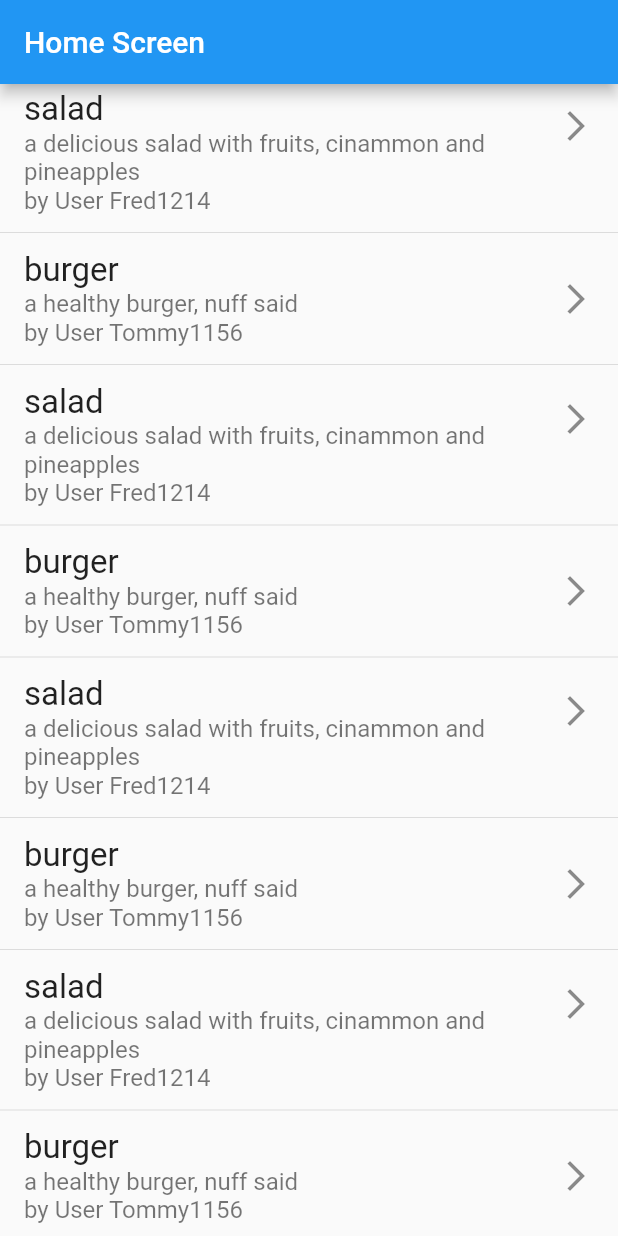
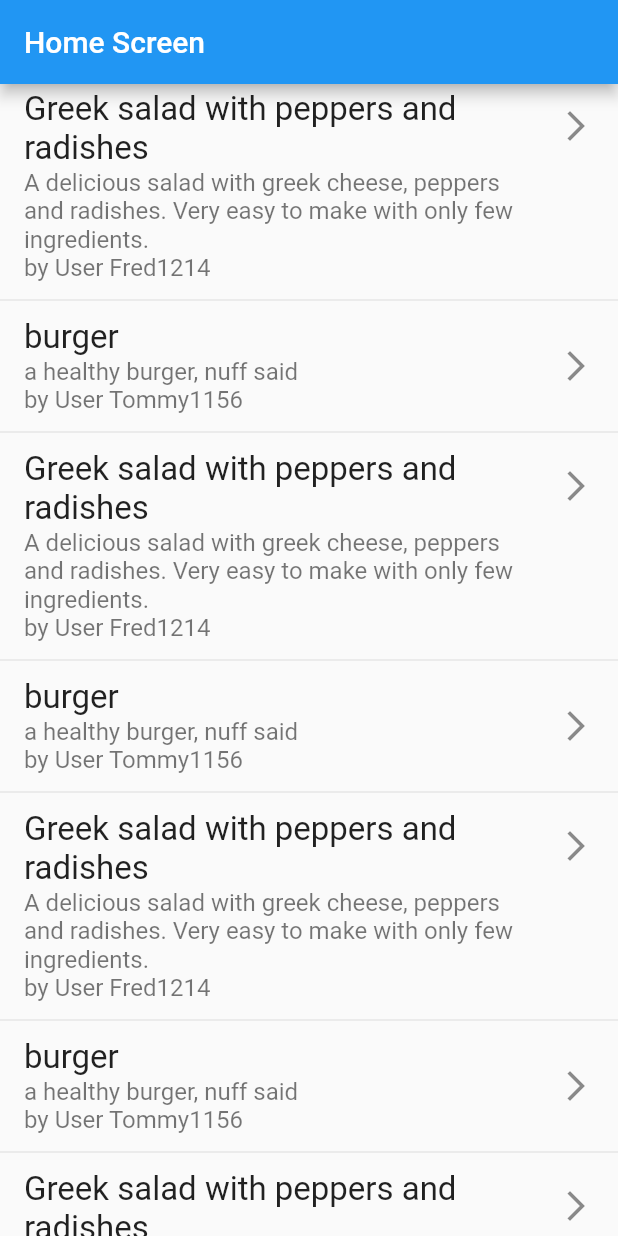
Before and after one commit to Fabian-Peter/mobile-app-dev, a Flutter app: the screen it shows after launch, on a phone screen of 412 x 824 dp. Run offline on Flutter 3.47's test engine with Material 2 defaults, Android fonts, the phone set to English and light mode, and no system bars; our stand-ins replace firebase_core, image_picker; missing offline and left inert: dart:ffi; accounts and stored records are empty.

```diff
--- a/DiaBeatThis/lib/classes/recipe.dart
+++ b/DiaBeatThis/lib/classes/recipe.dart
@@ -1,9 +1,11 @@
 import 'package:image_picker/image_picker.dart';
+
 class Recipe {
   Recipe(
       {required this.title,
       required this.ingredients,
       required this.description,
+      required this.directions,
       required this.tags,
       required this.nutrition,
       this.pictureUrl});
@@ -11,6 +13,7 @@ class Recipe {
   String title;
   List<String> ingredients;
   String description;
+  List<String> directions;
   List<String> tags;
   List<String> nutrition;
   XFile? pictureUrl;
--- a/DiaBeatThis/lib/data/dummy_data.dart
+++ b/DiaBeatThis/lib/data/dummy_data.dart
@@ -2,24 +2,61 @@ import '../classes/Post.dart';
 import '../classes/recipe.dart';
 import '../classes/user.dart';
 
-class DummyData{
+class DummyData {
+  Recipe recipe1 = Recipe(
+      title: 'Greek salad with peppers and radishes',
+      ingredients: [
+        '1 head of lettuce',
+        '50ml dressing of your choice (preferably low carb)',
+        '2 tomatoes',
+        '1 pepper',
+        '100g feta cheese',
+        '5 radishes'
+      ],
+      description:
+          'A delicious salad with greek cheese, peppers and radishes. Very easy to make with only few ingredients.',
+      directions: [
+        'Wash all vegetables with water.',
+        'Cut the lettuce head in half, hold and finely slice the wedges vertically for long strips of lettuce.',
+        'Dice both tomatoes.',
+        'Dice the pepper',
+        'Cut the radishes in fine slices.',
+        'Combine all vegetables in a big bowl.',
+        'Crumble the feta over the bowl',
+        'Add the dressing as well as salt & pepper',
+        'Mix all well together.'
+      ],
+      tags: ['vegetarian', 'gluten free'],
+      nutrition: ['10g proteins', '5g fat', '10g carbs']);
 
-  Recipe recipe1 = Recipe(title: 'salad', ingredients: ['lettuce', 'dressing'], description: 'a delicious salad with fruits, cinammon and pineapples', tags: ['healthy', 'yummi'], nutrition: ['proteins','carbs']);
-  Recipe recipe2 = Recipe(title: 'burger', ingredients: ['lettuce', 'meat','buns'], description: 'a healthy burger, nuff'' said', tags: ['delicious', 'yummi'], nutrition: ['proteins','carbs']);
+  Recipe recipe2 = Recipe(
+      title: 'burger',
+      ingredients: ['lettuce', 'meat', 'buns'],
+      description: 'a healthy burger, nuff' ' said',
+      directions: ['do this and that'],
+      tags: ['meat', 'yummi'],
+      nutrition: ['proteins', 'carbs']);
 
-  User user1 = User(username: 'Fred1214', name: 'Frederick', rights: true,  mailAddress: 'fred1214@gmail.com');
-  User user2 = User(username: 'Tommy1156', name: 'Thomas', rights: true, mailAddress: 'thomasMueller@outlook.com');
-
+  User user1 = User(
+      username: 'Fred1214',
+      name: 'Frederick',
+      rights: true,
+      mailAddress: 'fred1214@gmail.com');
+  User user2 = User(
+      username: 'Tommy1156',
+      name: 'Thomas',
+      rights: true,
+      mailAddress: 'thomasMueller@outlook.com');
 
   List<Post> get returnData {
-    Post post1 = Post(
-        recipe: recipe1, creator: user1, creationDate: DateTime.now());
-    Post post2 = Post(
-        recipe: recipe2, creator: user2, creationDate: DateTime.now());
+    Post post1 =
+        Post(recipe: recipe1, creator: user1, creationDate: DateTime.now());
+    Post post2 =
+        Post(recipe: recipe2, creator: user2, creationDate: DateTime.now());
 
     List<Post> posts = <Post>[];
-        posts.add(post1);
-        posts.add(post2);
+    posts.add(post1);
+    posts.add(post2);
     posts.add(post1);
     posts.add(post2);
     posts.add(post1);
@@ -37,6 +74,6 @@ class DummyData{
     posts.add(post1);
     posts.add(post2);
 
-        return posts;
+    return posts;
   }
 }
--- a/DiaBeatThis/pubspec.yaml
+++ b/DiaBeatThis/pubspec.yaml
@@ -67,6 +67,9 @@ flutter:
   #   - images/a_dot_burr.jpeg
   #   - images/a_dot_ham.jpeg
 
+  assets:
+    - assets/images/recipe_salad.png
+
   # An image asset can refer to one or more resolution-specific "variants", see
   # https://flutter.dev/assets-and-images/#resolution-aware
 
```
Also changed, not shown: DiaBeatThis/lib/screens/post_screen.dart (+121 -6 lines), DiaBeatThis/assets/images/recipe_salad.png (added).
